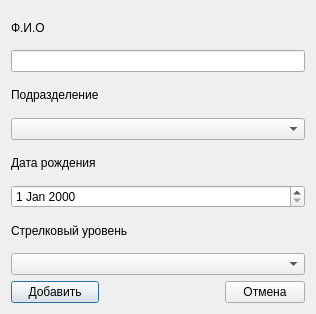
First picture: the form in addOfficerDialog.ui, repository alekskositsyn/StatStrel, before the edit.
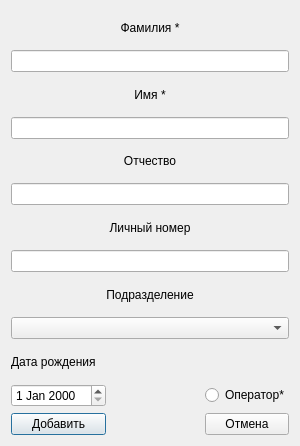
Second picture: the form after the edit.

Commit message: change UI add_officer_ui.py connect to handler

Patch:
```diff
--- a/addOfficerDialog.ui
+++ b/addOfficerDialog.ui
@@ -6,59 +6,35 @@
    <rect>
     <x>0</x>
     <y>0</y>
-    <width>316</width>
-    <height>314</height>
+    <width>300</width>
+    <height>446</height>
    </rect>
   </property>
   <property name="windowTitle">
-   <string>Dialog</string>
+   <string>Добавить сотрудника</string>
+  </property>
+  <property name="layoutDirection">
+   <enum>Qt::LeftToRight</enum>
   </property>
   <layout class="QGridLayout" name="gridLayout">
-   <item row="0" column="0">
-    <widget class="QLabel" name="label">
-     <property name="text">
-      <string>Ф.И.О</string>
-     </property>
-    </widget>
-   </item>
-   <item row="1" column="0" colspan="3">
-    <widget class="QLineEdit" name="txtName"/>
-   </item>
-   <item row="2" column="0">
-    <widget class="QLabel" name="label_2">
-     <property name="text">
-      <string>Подразделение</string>
-     </property>
-    </widget>
-   </item>
-   <item row="3" column="0" colspan="3">
-    <widget class="QComboBox" name="cmbDivisions"/>
-   </item>
-   <item row="4" column="0">
+   <item row="11" column="0">
     <widget class="QLabel" name="label_3">
      <property name="text">
       <string>Дата рождения</string>
      </property>
     </widget>
    </item>
-   <item row="6" column="0" colspan="2">
-    <widget class="QLabel" name="label_4">
-     <property name="text">
-      <string>Стрелковый уровень</string>
-     </property>
-    </widget>
+   <item row="12" column="0">
+    <widget class="QDateEdit" name="dateEdit"/>
    </item>
-   <item row="7" column="0" colspan="3">
-    <widget class="QComboBox" name="cmbDegree"/>
-   </item>
-   <item row="8" column="0">
+   <item row="13" column="0">
     <widget class="QPushButton" name="btnAdd">
      <property name="text">
       <string>Добавить</string>
      </property>
     </widget>
    </item>
-   <item row="8" column="1">
+   <item row="13" column="1">
     <spacer name="horizontalSpacer">
      <property name="orientation">
       <enum>Qt::Horizontal</enum>
@@ -71,15 +47,84 @@
      </property>
     </spacer>
    </item>
-   <item row="8" column="2">
+   <item row="13" column="2">
     <widget class="QPushButton" name="btnCancel">
      <property name="text">
       <string>Отмена</string>
      </property>
     </widget>
    </item>
+   <item row="1" column="0" colspan="3">
+    <widget class="QLineEdit" name="txtFirstName"/>
+   </item>
+   <item row="3" column="0" colspan="3">
+    <widget class="QLineEdit" name="txtLastName"/>
+   </item>
    <item row="5" column="0" colspan="3">
-    <widget class="QDateEdit" name="dateEdit"/>
+    <widget class="QLineEdit" name="txtMiddleName"/>
+   </item>
+   <item row="7" column="0" colspan="3">
+    <widget class="QLineEdit" name="txtIdentityNum"/>
+   </item>
+   <item row="12" column="2">
+    <widget class="QRadioButton" name="RBIsOperator">
+     <property name="text">
+      <string>Оператор*</string>
+     </property>
+    </widget>
+   </item>
+   <item row="10" column="0" colspan="3">
+    <widget class="QComboBox" name="cmbDivisions"/>
+   </item>
+   <item row="0" column="0" colspan="3">
+    <widget class="QLabel" name="label">
+     <property name="text">
+      <string>Фамилия *</string>
+     </property>
+     <property name="alignment">
+      <set>Qt::AlignCenter</set>
+     </property>
+    </widget>
+   </item>
+   <item row="2" column="0" colspan="3">
+    <widget class="QLabel" name="label_5">
+     <property name="text">
+      <string>Имя *</string>
+     </property>
+     <property name="alignment">
+      <set>Qt::AlignCenter</set>
+     </property>
+    </widget>
+   </item>
+   <item row="4" column="0" colspan="3">
+    <widget class="QLabel" name="label_6">
+     <property name="text">
+      <string>Отчество</string>
+     </property>
+     <property name="alignment">
+      <set>Qt::AlignCenter</set>
+     </property>
+    </widget>
+   </item>
+   <item row="6" column="0" colspan="3">
+    <widget class="QLabel" name="label_7">
+     <property name="text">
+      <string>Личный номер</string>
+     </property>
+     <property name="alignment">
+      <set>Qt::AlignCenter</set>
+     </property>
+    </widget>
+   </item>
+   <item row="9" column="0" colspan="3">
+    <widget class="QLabel" name="label_2">
+     <property name="text">
+      <string>Подразделение</string>
+     </property>
+     <property name="alignment">
+      <set>Qt::AlignCenter</set>
+     </property>
+    </widget>
    </item>
   </layout>
  </widget>
```
Left out of the diff: 4 changed lines with no effect on the pictures. The commit also changes 2 other files.
